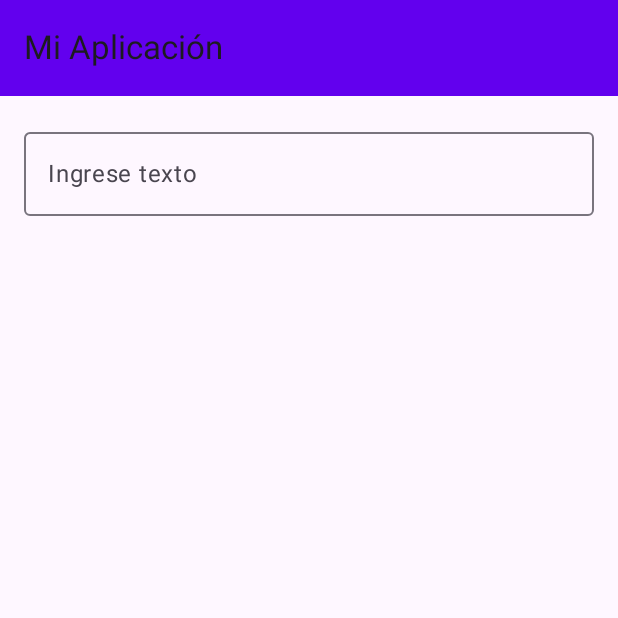
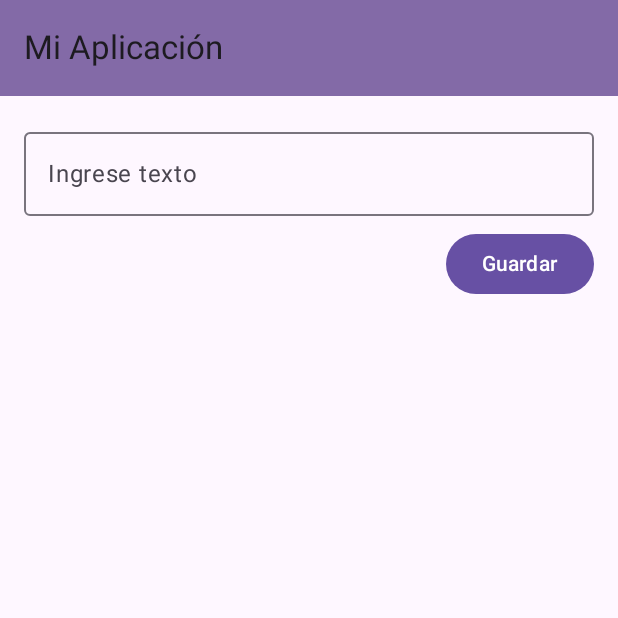
Before and after one commit to Nieve2205/lab04, an Android app built with Jetpack Compose: the screen it shows after launch (MainActivity), on a phone screen of 412 x 824 dp, the top half of it. Run offline under Robolectric (Android 15) with nearby library versions, the phone set to English and light mode, and no system bars.

Commit message:
Agregar un nuevo button

```diff
--- a/app/src/main/java/com/example/lab04/MainActivity.kt
+++ b/app/src/main/java/com/example/lab04/MainActivity.kt
@@ -8,6 +8,7 @@ import androidx.compose.foundation.lazy.LazyColumn
 import androidx.compose.foundation.lazy.items
 import androidx.compose.material3.*
 import androidx.compose.runtime.*
+import androidx.compose.ui.Alignment
 import androidx.compose.ui.Modifier
 import androidx.compose.ui.graphics.Color
 import androidx.compose.ui.text.input.TextFieldValue
@@ -37,7 +38,7 @@ fun MyApp() {
         topBar = {
             TopAppBar(
                 title = { Text("Mi Aplicación") },
-                colors = TopAppBarDefaults.smallTopAppBarColors(containerColor = Color(0xFF6200EE)),
+                colors = TopAppBarDefaults.smallTopAppBarColors(containerColor = Color(0xFF836AA7)),
             )
         }
     ) { paddingValues ->
@@ -64,6 +65,18 @@ fun MyApp() {
                     )
 
                     Spacer(modifier = Modifier.height(8.dp))
+
+                    Button(
+                        onClick = {
+                            if (text.text.isNotEmpty()) {
+                                itemsList.add(text.text)
+                                text = TextFieldValue("") // Clear the field after saving
+                            }
+                        },
+                        modifier = Modifier.align(Alignment.End)
+                    ) {
+                        Text("Guardar")
+                    }
                 }
             }
         }
```
